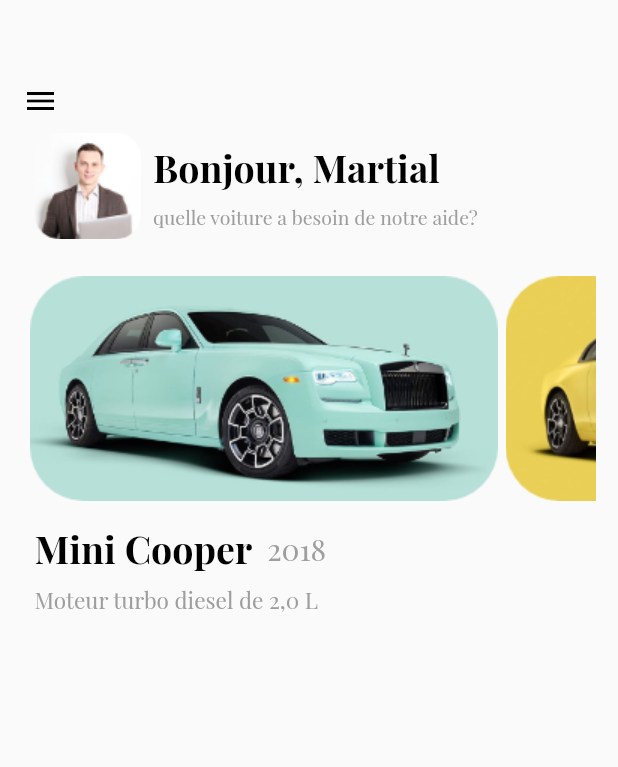
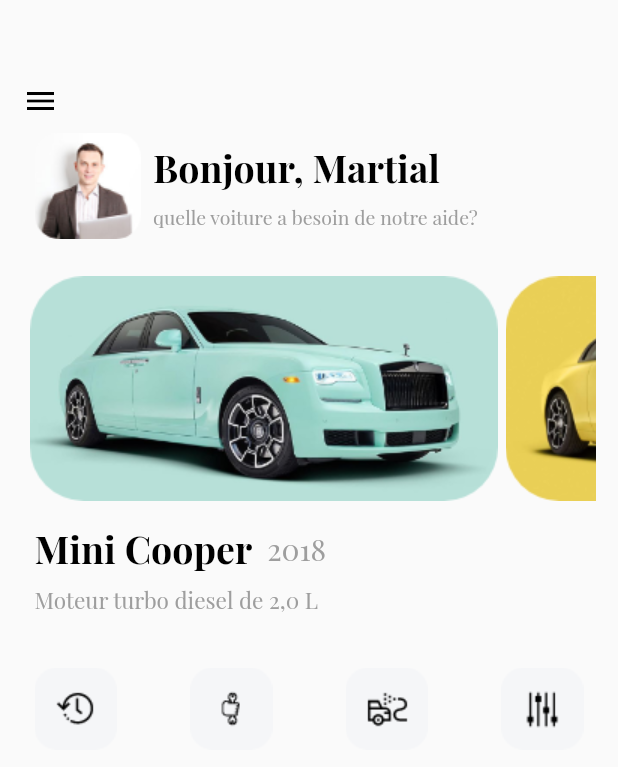
Before and after one commit to shahrukhktk/gam-flutter-mobile-app, a Flutter app: the HomeScreen screen opened directly, on a phone screen of 412 x 824 dp. Shown: the top 767 px of the screen. Run offline on Flutter 3.47's test engine with Material 2 defaults, Android fonts, the phone set to English and light mode, and no system bars; our stand-ins replace curved_navigation_bar, font_awesome_flutter; project files that could hold a hidden picture were left out.

Commit message:
init 1. sign up done 2. login done 3. congrats done 4. reset password done 5. profile done 6. edit profile done 7. add vehicle --------------------------- 2nd order screens 1. home screen 2. chatlist screen done 3. conversation screen done

```diff
--- a/lib/All_Screens/main_screens/home_screen.dart
+++ b/lib/All_Screens/main_screens/home_screen.dart
@@ -95,6 +95,18 @@ class _HomeScreenState extends State<HomeScreen> {
                 ),
               ),
 
+              Padding(
+                padding: const EdgeInsets.only(top: 35.0, left: 8, right: 8),
+                child: Row(
+                  mainAxisAlignment: MainAxisAlignment.spaceBetween,
+                  children: [
+                    Image(image: AssetImage('images/ic_history.png')),
+                    Image(image: AssetImage('images/ic_booking_mechanic.png')),
+                    Image(image: AssetImage('images/ic_car_wash.png')),
+                    Image(image: AssetImage('images/ic_modify_carinfo.png')),
+                  ],
+                ),
+              ),
 
 
             ],
```
Also changed, not shown: pubspec.yaml (+8 -0 lines), images/expirydate_icon.png (added), images/ic_booking_mechanic.png (added), images/ic_car_wash.png (added), images/ic_history.png (added), images/ic_modify_carinfo.png (added), images/insurance_nmbr_icon.png (added), images/visittechnique_icon.png (added).
